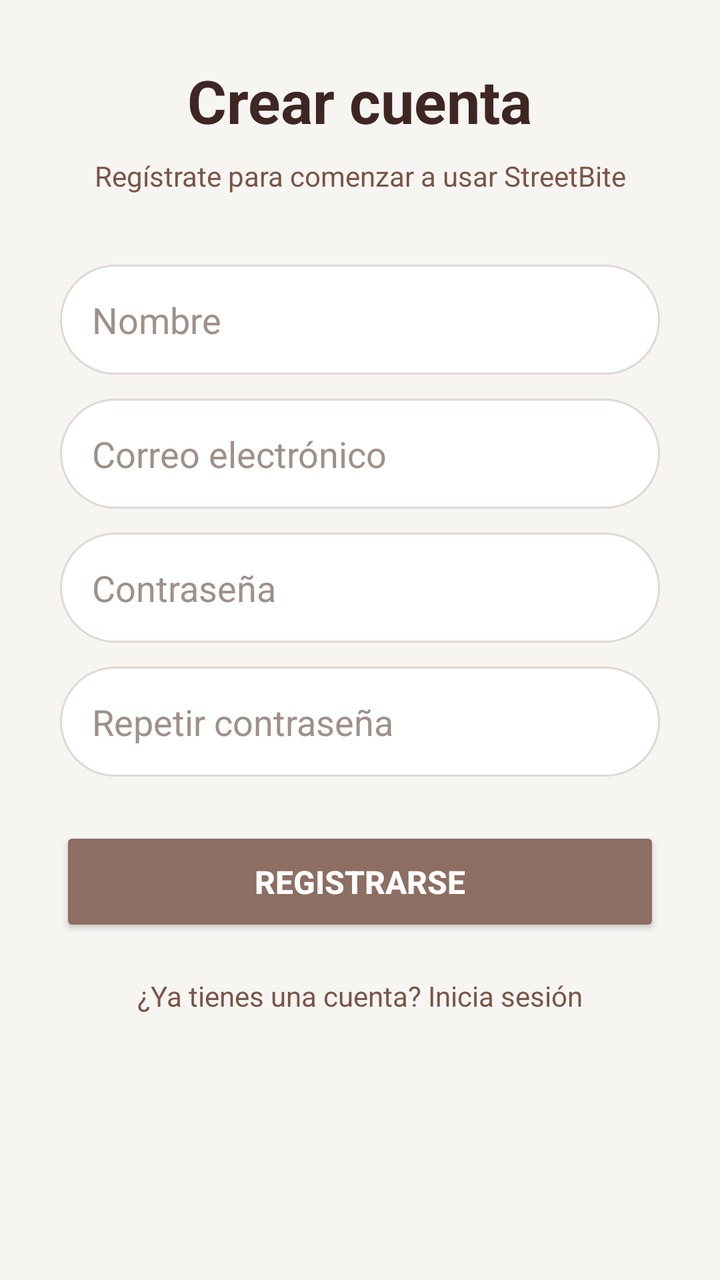
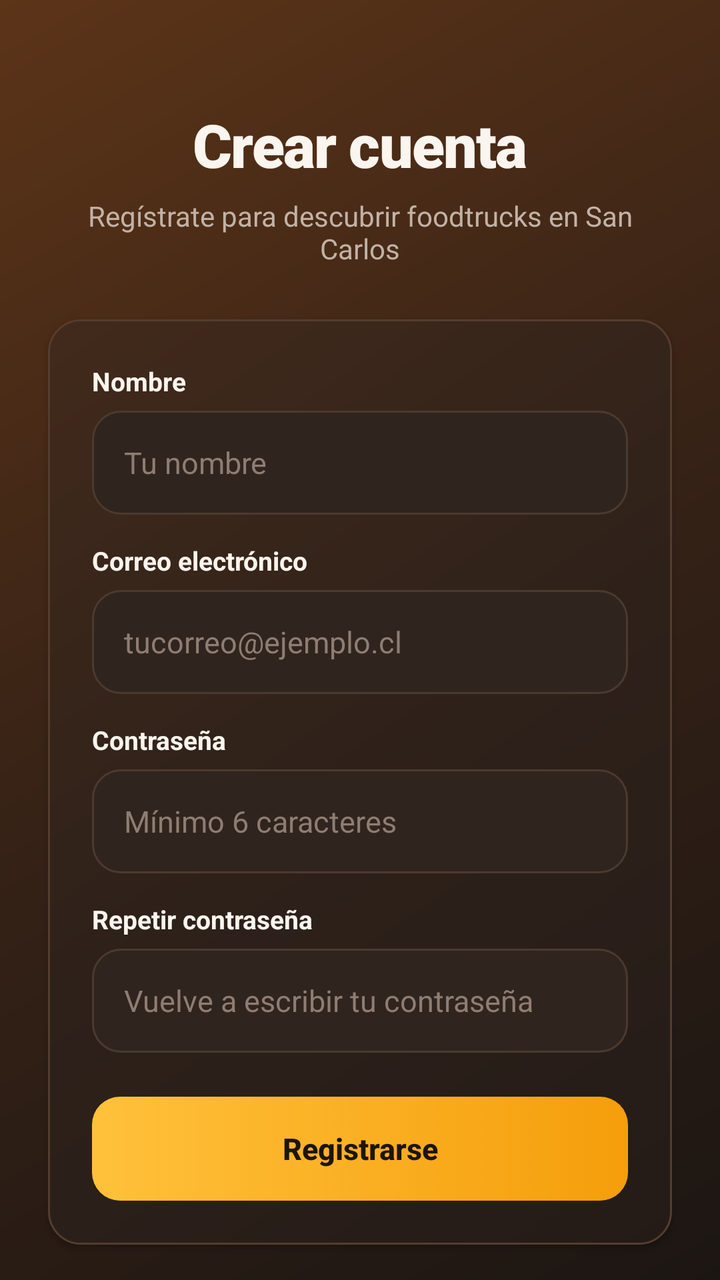

The first picture is an Android layout as it rendered before a commit; the second is the same layout after the commit. The layout source and the unified diff follow.
<!-- AndroidManifest.xml: application theme Theme.StreetBite -->
<!-- res/layout/activity_registro.xml -->
<?xml version="1.0" encoding="utf-8"?>
<androidx.constraintlayout.widget.ConstraintLayout
    xmlns:android="http://schemas.android.com/apk/res/android"
    xmlns:app="http://schemas.android.com/apk/res-auto"
    android:layout_width="match_parent"
    android:layout_height="match_parent"
    android:background="#F7F5F2"
    android:padding="30dp">



    


    <TextView
        android:id="@+id/txtTituloRegistro"
        android:layout_width="wrap_content"
        android:layout_height="wrap_content"
        android:text="Crear cuenta"
        android:textSize="30sp"
        android:textStyle="bold"
        android:textColor="#3E2723"
        app:layout_constraintTop_toTopOf="parent"
        app:layout_constraintStart_toStartOf="parent"
        app:layout_constraintEnd_toEndOf="parent" />



    

    <TextView
        android:id="@+id/txtDescripcionRegistro"
        android:layout_width="wrap_content"
        android:layout_height="wrap_content"
        android:layout_marginTop="8dp"
        android:text="Regístrate para comenzar a usar StreetBite"
        android:textSize="14sp"
        android:textColor="#795548"
        app:layout_constraintTop_toBottomOf="@id/txtTituloRegistro"
        app:layout_constraintStart_toStartOf="parent"
        app:layout_constraintEnd_toEndOf="parent" />


    


    <EditText
        android:id="@+id/edtNombre"
        android:layout_width="0dp"
        android:layout_height="55dp"
        android:layout_marginTop="35dp"
        android:hint="Nombre"
        android:paddingStart="16dp"
        android:paddingEnd="16dp"
        android:textColor="#3E2723"
        android:textColorHint="#9E918A"
        android:background="@drawable/bg_search"
        android:singleLine="true"
        android:inputType="textPersonName"
        app:layout_constraintTop_toBottomOf="@id/txtDescripcionRegistro"
        app:layout_constraintStart_toStartOf="parent"
        app:layout_constraintEnd_toEndOf="parent" />



    


    <EditText
        android:id="@+id/edtCorreoRegistro"
        android:layout_width="0dp"
        android:layout_height="55dp"
        android:layout_marginTop="12dp"
        android:hint="Correo electrónico"
        android:paddingStart="16dp"
        android:paddingEnd="16dp"
        android:textColor="#3E2723"
        android:textColorHint="#9E918A"
        android:background="@drawable/bg_search"
        android:singleLine="true"
        android:inputType="textEmailAddress"
        app:layout_constraintTop_toBottomOf="@id/edtNombre"
        app:layout_constraintStart_toStartOf="parent"
        app:layout_constraintEnd_toEndOf="parent" />



    


    <EditText
        android:id="@+id/edtPasswordRegistro"
        android:layout_width="0dp"
        android:layout_height="55dp"
        android:layout_marginTop="12dp"
        android:hint="Contraseña"
        android:paddingStart="16dp"
        android:paddingEnd="16dp"
        android:textColor="#3E2723"
        android:textColorHint="#9E918A"
        android:background="@drawable/bg_search"
        android:singleLine="true"
        android:inputType="textPassword"
        app:layout_constraintTop_toBottomOf="@id/edtCorreoRegistro"
        app:layout_constraintStart_toStartOf="parent"
        app:layout_constraintEnd_toEndOf="parent" />



    


    <EditText
        android:id="@+id/edtConfirmarPassword"
        android:layout_width="0dp"
        android:layout_height="55dp"
        android:layout_marginTop="12dp"
        android:hint="Repetir contraseña"
        android:paddingStart="16dp"
        android:paddingEnd="16dp"
        android:textColor="#3E2723"
        android:textColorHint="#9E918A"
        android:background="@drawable/bg_search"
        android:singleLine="true"
        android:inputType="textPassword"
        app:layout_constraintTop_toBottomOf="@id/edtPasswordRegistro"
        app:layout_constraintStart_toStartOf="parent"
        app:layout_constraintEnd_toEndOf="parent" />



    


    <Button
        android:id="@+id/btnRegistrar"
        android:layout_width="0dp"
        android:layout_height="55dp"
        android:layout_marginTop="25dp"
        android:text="Registrarse"
        android:textSize="16sp"
        android:textStyle="bold"
        android:textColor="#FFFFFF"
        android:backgroundTint="#8D6E63"
        app:layout_constraintTop_toBottomOf="@id/edtConfirmarPassword"
        app:layout_constraintStart_toStartOf="parent"
        app:layout_constraintEnd_toEndOf="parent" />



    


    <TextView
        android:id="@+id/txtVolverLogin"
        android:layout_width="wrap_content"
        android:layout_height="wrap_content"
        android:layout_marginTop="20dp"
        android:text="¿Ya tienes una cuenta? Inicia sesión"
        android:textSize="14sp"
        android:textColor="#795548"
        app:layout_constraintTop_toBottomOf="@id/btnRegistrar"
        app:layout_constraintStart_toStartOf="parent"
        app:layout_constraintEnd_toEndOf="parent" />

</androidx.constraintlayout.widget.ConstraintLayout>
<!-- resources referenced by this layout -->
<resources>
  <!-- drawable bg_search (drawable) -->
  <?xml version="1.0" encoding="utf-8"?>
  <shape xmlns:android="http://schemas.android.com/apk/res/android"
      android:shape="rectangle">
  
      <solid android:color="#FFFFFF" />
  
      <corners android:radius="28dp" />
  
      <stroke
          android:width="1dp"
          android:color="#E0D8D3" />
  
  </shape>
  <style name="Theme.StreetBite" parent="Theme.AppCompat.Light.NoActionBar">
          
          <item name="android:windowActivityTransitions">true</item>
          <item name="android:windowContentTransitions">true</item>
      </style>
</resources>

<!-- the commit's change to res/layout/activity_registro.xml (unified diff, before → after) -->
@@ -1,166 +1,207 @@
 <?xml version="1.0" encoding="utf-8"?>
-<androidx.constraintlayout.widget.ConstraintLayout
-    xmlns:android="http://schemas.android.com/apk/res/android"
+<androidx.constraintlayout.widget.ConstraintLayout xmlns:android="http://schemas.android.com/apk/res/android"
     xmlns:app="http://schemas.android.com/apk/res-auto"
     android:layout_width="match_parent"
     android:layout_height="match_parent"
-    android:background="#F7F5F2"
-    android:padding="30dp">
-
-
-
-    
-
-
-    <TextView
-        android:id="@+id/txtTituloRegistro"
-        android:layout_width="wrap_content"
-        android:layout_height="wrap_content"
-        android:text="Crear cuenta"
-        android:textSize="30sp"
-        android:textStyle="bold"
-        android:textColor="#3E2723"
-        app:layout_constraintTop_toTopOf="parent"
+    android:background="@drawable/bg_hero_logo">
+
+    <ScrollView
+        android:layout_width="0dp"
+        android:layout_height="0dp"
+        android:fillViewport="true"
+        android:overScrollMode="never"
+        android:scrollbars="none"
+        app:layout_constraintBottom_toBottomOf="parent"
+        app:layout_constraintEnd_toEndOf="parent"
         app:layout_constraintStart_toStartOf="parent"
-        app:layout_constraintEnd_toEndOf="parent" />
-
-
-
-    
-
-    <TextView
-        android:id="@+id/txtDescripcionRegistro"
-        android:layout_width="wrap_content"
-        android:layout_height="wrap_content"
-        android:layout_marginTop="8dp"
-        android:text="Regístrate para comenzar a usar StreetBite"
-        android:textSize="14sp"
-        android:textColor="#795548"
-        app:layout_constraintTop_toBottomOf="@id/txtTituloRegistro"
-        app:layout_constraintStart_toStartOf="parent"
-        app:layout_constraintEnd_toEndOf="parent" />
-
-
-    
-
-
-    <EditText
-        android:id="@+id/edtNombre"
-        android:layout_width="0dp"
-        android:layout_height="55dp"
-        android:layout_marginTop="35dp"
-        android:hint="Nombre"
-        android:paddingStart="16dp"
-        android:paddingEnd="16dp"
-        android:textColor="#3E2723"
-        android:textColorHint="#9E918A"
-        android:background="@drawable/bg_search"
-        android:singleLine="true"
-        android:inputType="textPersonName"
-        app:layout_constraintTop_toBottomOf="@id/txtDescripcionRegistro"
-        app:layout_constraintStart_toStartOf="parent"
-        app:layout_constraintEnd_toEndOf="parent" />
-
-
-
-    
-
-
-    <EditText
-        android:id="@+id/edtCorreoRegistro"
-        android:layout_width="0dp"
-        android:layout_height="55dp"
-        android:layout_marginTop="12dp"
-        android:hint="Correo electrónico"
-        android:paddingStart="16dp"
-        android:paddingEnd="16dp"
-        android:textColor="#3E2723"
-        android:textColorHint="#9E918A"
-        android:background="@drawable/bg_search"
-        android:singleLine="true"
-        android:inputType="textEmailAddress"
-        app:layout_constraintTop_toBottomOf="@id/edtNombre"
-        app:layout_constraintStart_toStartOf="parent"
-        app:layout_constraintEnd_toEndOf="parent" />
-
-
-
-    
-
-
-    <EditText
-        android:id="@+id/edtPasswordRegistro"
-        android:layout_width="0dp"
-        android:layout_height="55dp"
-        android:layout_marginTop="12dp"
-        android:hint="Contraseña"
-        android:paddingStart="16dp"
-        android:paddingEnd="16dp"
-        android:textColor="#3E2723"
-        android:textColorHint="#9E918A"
-        android:background="@drawable/bg_search"
-        android:singleLine="true"
-        android:inputType="textPassword"
-        app:layout_constraintTop_toBottomOf="@id/edtCorreoRegistro"
-        app:layout_constraintStart_toStartOf="parent"
-        app:layout_constraintEnd_toEndOf="parent" />
-
-
-
-    
-
-
-    <EditText
-        android:id="@+id/edtConfirmarPassword"
-        android:layout_width="0dp"
-        android:layout_height="55dp"
-        android:layout_marginTop="12dp"
-        android:hint="Repetir contraseña"
-        android:paddingStart="16dp"
-        android:paddingEnd="16dp"
-        android:textColor="#3E2723"
-        android:textColorHint="#9E918A"
-        android:background="@drawable/bg_search"
-        android:singleLine="true"
-        android:inputType="textPassword"
-        app:layout_constraintTop_toBottomOf="@id/edtPasswordRegistro"
-        app:layout_constraintStart_toStartOf="parent"
-        app:layout_constraintEnd_toEndOf="parent" />
-
-
-
-    
-
-
-    <Button
-        android:id="@+id/btnRegistrar"
-        android:layout_width="0dp"
-        android:layout_height="55dp"
-        android:layout_marginTop="25dp"
-        android:text="Registrarse"
-        android:textSize="16sp"
-        android:textStyle="bold"
-        android:textColor="#FFFFFF"
-        android:backgroundTint="#8D6E63"
-        app:layout_constraintTop_toBottomOf="@id/edtConfirmarPassword"
-        app:layout_constraintStart_toStartOf="parent"
-        app:layout_constraintEnd_toEndOf="parent" />
-
-
-
-    
-
-
-    <TextView
-        android:id="@+id/txtVolverLogin"
-        android:layout_width="wrap_content"
-        android:layout_height="wrap_content"
-        android:layout_marginTop="20dp"
-        android:text="¿Ya tienes una cuenta? Inicia sesión"
-        android:textSize="14sp"
-        android:textColor="#795548"
-        app:layout_constraintTop_toBottomOf="@id/btnRegistrar"
-        app:layout_constraintStart_toStartOf="parent"
-        app:layout_constraintEnd_toEndOf="parent" />
-
+        app:layout_constraintTop_toTopOf="parent">
+
+        <androidx.constraintlayout.widget.ConstraintLayout
+            android:layout_width="match_parent"
+            android:layout_height="wrap_content"
+            android:clipChildren="false"
+            android:clipToPadding="false"
+            android:paddingStart="24dp"
+            android:paddingTop="32dp"
+            android:paddingEnd="24dp"
+            android:paddingBottom="32dp">
+
+            
+            <TextView
+                android:id="@+id/txtTituloRegistro"
+                android:layout_width="wrap_content"
+                android:layout_height="wrap_content"
+                android:layout_marginTop="20dp"
+                android:fontFamily="sans-serif-black"
+                android:letterSpacing="-0.02"
+                android:text="Crear cuenta"
+                android:textColor="@color/sb_marron"
+                android:textSize="30sp"
+                app:layout_constraintEnd_toEndOf="parent"
+                app:layout_constraintStart_toStartOf="parent"
+                app:layout_constraintTop_toTopOf="parent" />
+
+            
+            <TextView
+                android:id="@+id/txtDescripcionRegistro"
+                android:layout_width="wrap_content"
+                android:layout_height="wrap_content"
+                android:layout_marginTop="6dp"
+                android:gravity="center"
+                android:text="Regístrate para descubrir foodtrucks en San Carlos"
+                android:textColor="@color/sb_texto_suave"
+                android:textSize="14sp"
+                app:layout_constraintEnd_toEndOf="parent"
+                app:layout_constraintStart_toStartOf="parent"
+                app:layout_constraintTop_toBottomOf="@id/txtTituloRegistro" />
+
+            
+            <LinearLayout
+                android:id="@+id/cardRegistro"
+                android:layout_width="0dp"
+                android:layout_height="wrap_content"
+                android:layout_marginTop="26dp"
+                android:background="@drawable/bg_tarjeta_borde"
+                android:clipChildren="false"
+                android:clipToPadding="false"
+                android:elevation="2dp"
+                android:orientation="vertical"
+                android:padding="22dp"
+                app:layout_constraintEnd_toEndOf="parent"
+                app:layout_constraintStart_toStartOf="parent"
+                app:layout_constraintTop_toBottomOf="@id/txtDescripcionRegistro"
+                app:layout_constraintWidth_max="440dp">
+
+                <TextView
+                    android:layout_width="wrap_content"
+                    android:layout_height="wrap_content"
+                    android:text="Nombre"
+                    android:textColor="@color/sb_marron"
+                    android:textSize="13sp"
+                    android:textStyle="bold" />
+
+                <EditText
+                    android:id="@+id/edtNombre"
+                    android:layout_width="match_parent"
+                    android:layout_height="52dp"
+                    android:layout_marginTop="6dp"
+                    android:background="@drawable/bg_sb_input"
+                    android:hint="Tu nombre"
+                    android:imeOptions="actionNext"
+                    android:inputType="textPersonName"
+                    android:paddingStart="16dp"
+                    android:paddingEnd="16dp"
+                    android:singleLine="true"
+                    android:textColor="@color/sb_marron"
+                    android:textColorHint="@color/sb_hint"
+                    android:textSize="15sp" />
+
+                <TextView
+                    android:layout_width="wrap_content"
+                    android:layout_height="wrap_content"
+                    android:layout_marginTop="14dp"
+                    android:text="Correo electrónico"
+                    android:textColor="@color/sb_marron"
+                    android:textSize="13sp"
+                    android:textStyle="bold" />
+
+                <EditText
+                    android:id="@+id/edtCorreoRegistro"
+                    android:layout_width="match_parent"
+                    android:layout_height="52dp"
+                    android:layout_marginTop="6dp"
+                    android:background="@drawable/bg_sb_input"
+                    android:hint="tucorreo@ejemplo.cl"
+                    android:imeOptions="actionNext"
+                    android:inputType="textEmailAddress"
+                    android:paddingStart="16dp"
+                    android:paddingEnd="16dp"
+                    android:singleLine="true"
+                    android:textColor="@color/sb_marron"
+                    android:textColorHint="@color/sb_hint"
+                    android:textSize="15sp" />
+
+                <TextView
+                    android:layout_width="wrap_content"
+                    android:layout_height="wrap_content"
+                    android:layout_marginTop="14dp"
+                    android:text="Contraseña"
+                    android:textColor="@color/sb_marron"
+                    android:textSize="13sp"
+                    android:textStyle="bold" />
+
+                <EditText
+                    android:id="@+id/edtPasswordRegistro"
+                    android:layout_width="match_parent"
+                    android:layout_height="52dp"
+                    android:layout_marginTop="6dp"
+                    android:background="@drawable/bg_sb_input"
+                    android:hint="Mínimo 6 caracteres"
+                    android:imeOptions="actionNext"
+                    android:inputType="textPassword"
+                    android:paddingStart="16dp"
+                    android:paddingEnd="16dp"
+                    android:singleLine="true"
+                    android:textColor="@color/sb_marron"
+                    android:textColorHint="@color/sb_hint"
+                    android:textSize="15sp" />
+
+                <TextView
+                    android:layout_width="wrap_content"
+                    android:layout_height="wrap_content"
+                    android:layout_marginTop="14dp"
+                    android:text="Repetir contraseña"
+                    android:textColor="@color/sb_marron"
+                    android:textSize="13sp"
+                    android:textStyle="bold" />
+
+                <EditText
+                    android:id="@+id/edtConfirmarPassword"
+                    android:layout_width="match_parent"
+                    android:layout_height="52dp"
+                    android:layout_marginTop="6dp"
+                    android:background="@drawable/bg_sb_input"
+                    android:hint="Vuelve a escribir tu contraseña"
+                    android:imeOptions="actionDone"
+                    android:inputType="textPassword"
+                    android:paddingStart="16dp"
+                    android:paddingEnd="16dp"
+                    android:singleLine="true"
+                    android:textColor="@color/sb_marron"
+                    android:textColorHint="@color/sb_hint"
+                    android:textSize="15sp" />
+
+                
+                <Button
+                    android:id="@+id/btnRegistrar"
+                    android:layout_width="match_parent"
+                    android:layout_height="52dp"
+                    android:layout_marginTop="22dp"
+                    android:background="@drawable/bg_boton_primario"
+                    android:stateListAnimator="@null"
+                    android:text="Registrarse"
+                    android:textAllCaps="false"
+                    android:textColor="@color/sb_texto_sobre_acento"
+                    android:textSize="15sp"
+                    android:textStyle="bold" />
+            </LinearLayout>
+
+            
+            <TextView
+                android:id="@+id/txtVolverLogin"
+                android:layout_width="wrap_content"
+                android:layout_height="wrap_content"
+                android:layout_marginTop="20dp"
+                android:background="?attr/selectableItemBackgroundBorderless"
+                android:padding="10dp"
+                android:text="¿Ya tienes una cuenta? Inicia sesión"
+                android:textColor="@color/sb_naranja"
+                android:textSize="14sp"
+                android:textStyle="bold"
+                app:layout_constraintEnd_toEndOf="parent"
+                app:layout_constraintStart_toStartOf="parent"
+                app:layout_constraintTop_toBottomOf="@id/cardRegistro" />
+
+        </androidx.constraintlayout.widget.ConstraintLayout>
+    </ScrollView>
 </androidx.constraintlayout.widget.ConstraintLayout>
<!-- resource entries referenced after the edit -->
@@ -1,23 +1,104 @@
 <!-- resources referenced by this layout -->
 <resources>
-  <!-- drawable bg_search (drawable) -->
+  <color name="sb_hint">#8E7D72</color>
+  <color name="sb_marron">#FAF5EE</color>
+  <color name="sb_naranja">#FFB020</color>
+  <color name="sb_texto_sobre_acento">#1E140C</color>
+  <color name="sb_texto_suave">#C2B2A6</color>
+  <!-- drawable bg_boton_primario (drawable) -->
+  <?xml version="1.0" encoding="utf-8"?>
+  <selector xmlns:android="http://schemas.android.com/apk/res/android">
+  
+      <item android:state_enabled="false">
+          <shape android:shape="rectangle">
+              <solid android:color="#5E4A2A" />
+              <corners android:radius="14dp" />
+          </shape>
+      </item>
+  
+      <item>
+          <ripple android:color="#40FFFFFF">
+              <item>
+                  <shape android:shape="rectangle">
+                      <gradient
+                          android:angle="0"
+                          android:endColor="#F59E0B"
+                          android:startColor="#FFC13B" />
+                      <corners android:radius="14dp" />
+                  </shape>
+              </item>
+              <item android:id="@android:id/mask">
+                  <shape android:shape="rectangle">
+                      <solid android:color="#FFFFFF" />
+                      <corners android:radius="14dp" />
+                  </shape>
+              </item>
+          </ripple>
+      </item>
+  
+  </selector>
+  <!-- drawable bg_hero_logo (drawable) -->
   <?xml version="1.0" encoding="utf-8"?>
   <shape xmlns:android="http://schemas.android.com/apk/res/android"
       android:shape="rectangle">
+      <gradient
+          android:angle="315"
+          android:centerColor="#362216"
+          android:endColor="#1C1613"
+          android:startColor="#5C3418" />
+  </shape>
+  <!-- drawable bg_sb_input (drawable) -->
+  <?xml version="1.0" encoding="utf-8"?>
+  <selector xmlns:android="http://schemas.android.com/apk/res/android">
   
-      <solid android:color="#FFFFFF" />
+      <item android:state_focused="true">
+          <shape android:shape="rectangle">
+              <solid android:color="@color/sb_crema_oscuro" />
+              <stroke
+                  android:width="1.5dp"
+                  android:color="@color/sb_naranja" />
+              <corners android:radius="14dp" />
+          </shape>
+      </item>
   
-      <corners android:radius="28dp" />
+      <item>
+          <shape android:shape="rectangle">
+              <solid android:color="@color/sb_crema_oscuro" />
+              <stroke
+                  android:width="1dp"
+                  android:color="@color/sb_borde" />
+              <corners android:radius="14dp" />
+          </shape>
+      </item>
   
+  </selector>
+  <!-- drawable bg_tarjeta_borde (drawable) -->
+  <?xml version="1.0" encoding="utf-8"?>
+  <shape xmlns:android="http://schemas.android.com/apk/res/android"
+      android:shape="rectangle">
+      <gradient
+          android:angle="315"
+          android:centerColor="#2E211A"
+          android:endColor="#241B17"
+          android:startColor="#422A1B" />
       <stroke
           android:width="1dp"
-          android:color="#E0D8D3" />
-  
+          android:color="#543D2F" />
+      <corners android:radius="16dp" />
   </shape>
-  <style name="Theme.StreetBite" parent="Theme.AppCompat.Light.NoActionBar">
+  <style name="Theme.StreetBite" parent="Theme.AppCompat.NoActionBar">
+          <item name="colorPrimary">@color/sb_naranja</item>
+          <item name="colorPrimaryDark">@color/sb_crema</item>
+          <item name="colorAccent">@color/sb_naranja</item>
+          <item name="android:windowBackground">@color/sb_crema</item>
+          <item name="android:statusBarColor">@android:color/transparent</item>
+          <item name="android:windowLightStatusBar">false</item>
           
           <item name="android:windowActivityTransitions">true</item>
           <item name="android:windowContentTransitions">true</item>
       </style>
+  <color name="sb_crema_oscuro">#30241E</color>
+  <color name="sb_borde">#4B3A2F</color>
+  <color name="sb_crema">#1C1613</color>
 </resources>
 
